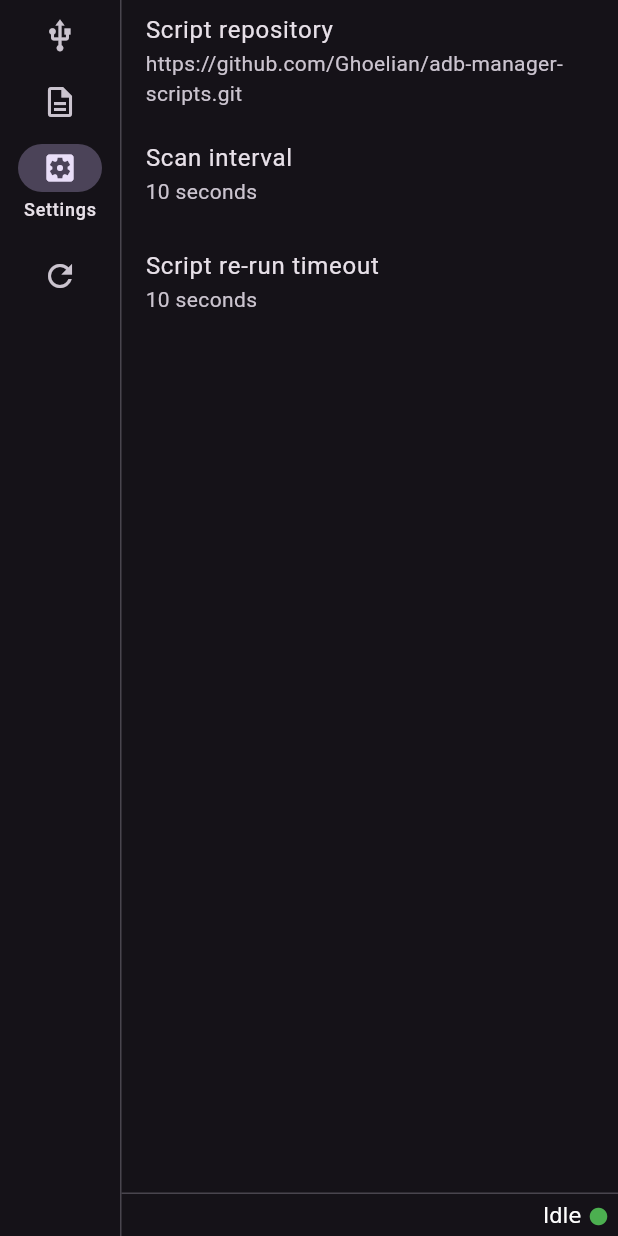
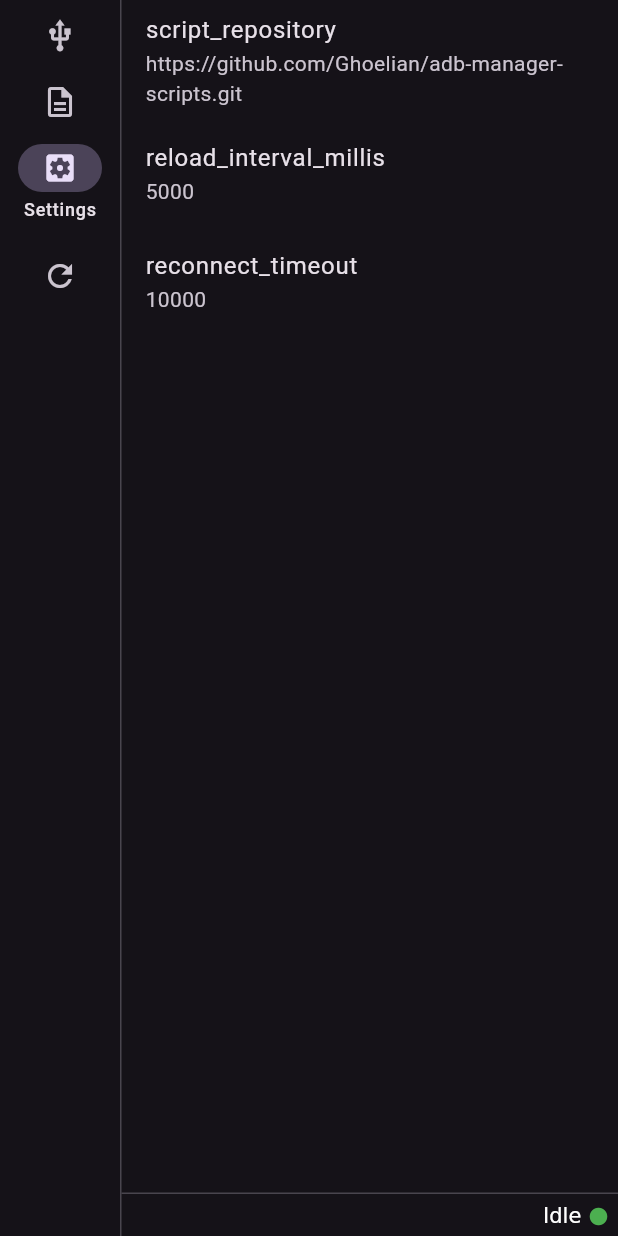
Before and after one commit to Ghoelian/adb-manager, a Flutter app: the screen it shows after launch, after a tap on "Scripts", after a tap on "Settings", on a phone screen of 412 x 824 dp. Run offline on Flutter 3.47's test engine with Material 3 defaults, Android fonts, the phone set to English and light mode, and no system bars; our stand-ins replace go_router; missing offline and left inert: process_run.

Commit message:
feat: build settings screen from model

```diff
--- a/lib/src/settings/presentation/settings_screen.dart
+++ b/lib/src/settings/presentation/settings_screen.dart
@@ -1,41 +1,86 @@
+import 'package:adb_manager/common/models/settings_model.dart';
+import 'package:adb_manager/src/settings/presentation/edit_setting_dialogue.dart';
 import 'package:flutter/material.dart';
+import 'package:provider/provider.dart';
 
-class SettingsScreen extends StatefulWidget {
+class SettingsScreen extends StatelessWidget {
   const SettingsScreen({super.key});
 
   @override
-  State<SettingsScreen> createState() => _SettingsScreenState();
-}
+  Widget build(BuildContext context) {
+    return Consumer<SettingsModel>(
+      builder: (context, settingsModel, child) {
+        final settings = settingsModel.getSettings();
 
-class _SettingsScreenState extends State<SettingsScreen> {
-  @override
-  Widget build(BuildContext context) {
-    return ListView(
-      // TODO: temporary, should make a central settings store and dynamically create these tiles at some point
-      children: const [
-        Tooltip(
-          message: "Repository where scripts will be pulled from.",
-          child: ListTile(
-            title: Text("Script repository"),
-            subtitle:
-                Text("https://github.com/Ghoelian/adb-manager-scripts.git"),
-          ),
-        ),
-        Tooltip(
-          message: "How often the program scans for new devices.",
-          child: ListTile(
-            title: Text("Scan interval"),
-            subtitle: Text("10 seconds"),
-          ),
-        ),
-        Tooltip(
-          message:
-              "If a device gets disconnected and re-connected within this time, scripts will not be re-run.",
-          child: ListTile(
-              title: Text("Script re-run timeout"),
-              subtitle: Text("10 seconds")),
-        )
-      ],
+        return SettingsList(settings: settings);
+      },
     );
   }
 }
+
+class SettingsList extends StatelessWidget {
+  final List<Setting> settings;
+
+  const SettingsList({super.key, required this.settings});
+
+  @override
+  Widget build(BuildContext context) {
+    return ListView.builder(
+      itemCount: settings.length,
+      itemBuilder: (BuildContext context, int index) {
+        final setting = settings[index];
+
+        return SettingTile(setting: setting);
+      },
+    );
+  }
+}
+
+class SettingTile extends StatefulWidget {
+  final Setting setting;
+
+  const SettingTile({super.key, required this.setting});
+
+  @override
+  State<SettingTile> createState() => _SettingTileState();
+}
+
+class _SettingTileState extends State<SettingTile> {
+  Future<void> _showEditDialogue(Setting setting) async {
+    final settingsModel = Provider.of<SettingsModel>(context, listen: false);
+
+    final newValue = await showDialog<String?>(
+        context: context,
+        barrierDismissible: false,
+        builder: (context) {
+          return EditSettingDialogue(setting: setting);
+        });
+
+    if (newValue == null) return;
+
+    settingsModel.updateSetting(setting.key, newValue);
+  }
+
+  void _restoreDefaultValue(Setting setting) {
+    final settingsModel = Provider.of<SettingsModel>(context, listen: false);
+
+    settingsModel.updateSetting(setting.key, null);
+  }
+
+  @override
+  Widget build(BuildContext context) {
+    return ListTile(
+      onTap: () => _showEditDialogue(widget.setting),
+      title: Text(widget.setting.key),
+      subtitle: Text(widget.setting.getValue().toString()),
+      trailing: widget.setting.value != null
+          ? Tooltip(
+              message: "Restore default value",
+              child: IconButton(
+                  onPressed: () => _restoreDefaultValue(widget.setting),
+                  icon: const Icon(Icons.settings_backup_restore)),
+            )
+          : null,
+    );
+  }
+}
```
